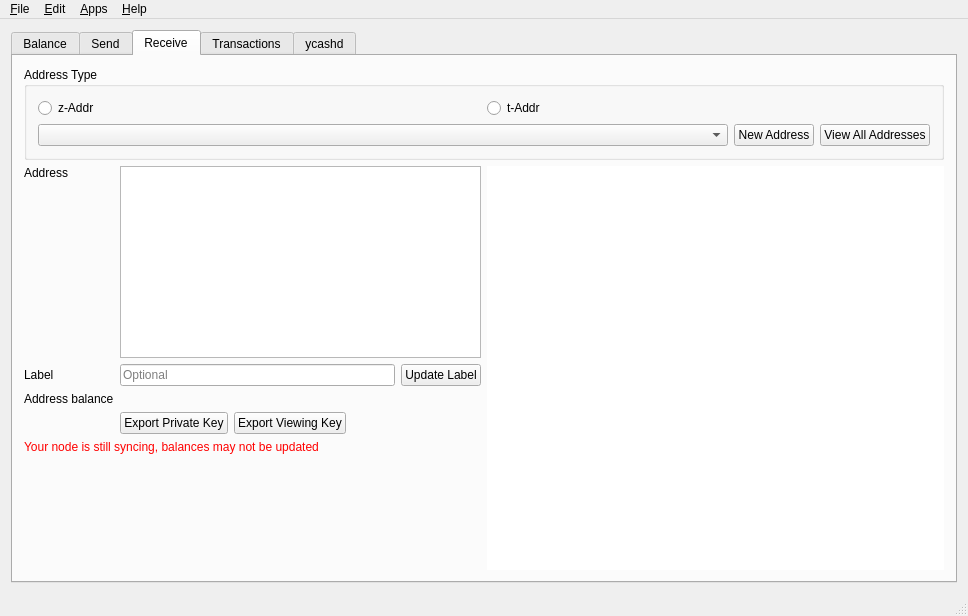
Above: src/mainwindow.ui from ycashfoundation/yecwallet before the change. Below: the same form after it.
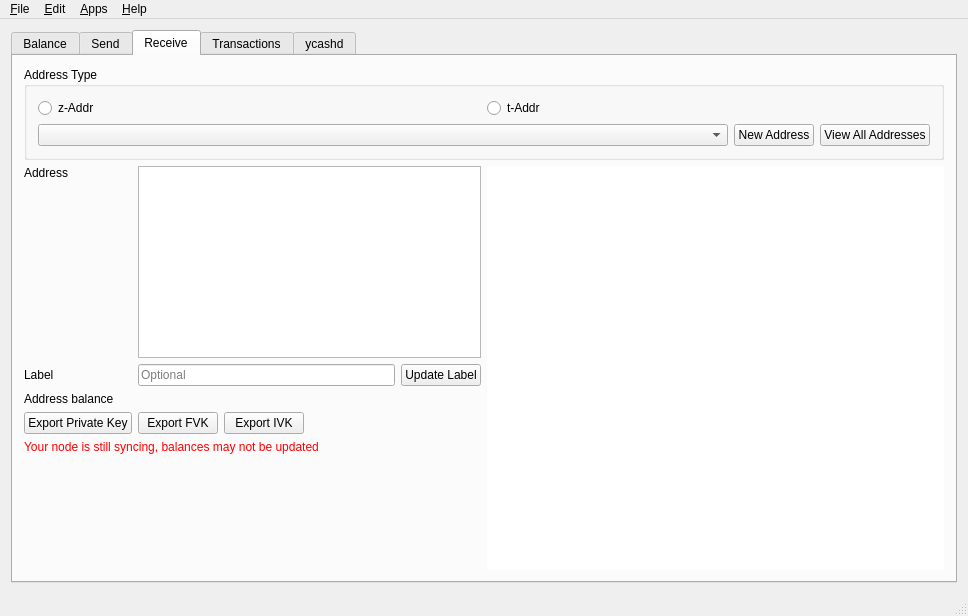
That is the form after the change. Icons and pictures are not drawn. Custom widgets are drawn as their Qt base class.

Commit message: FVK/IVK import/export

The edit to the form file:
```diff
--- a/src/mainwindow.ui
+++ b/src/mainwindow.ui
@@ -805,17 +805,17 @@
                 </item>
                 <item row="3" column="1" colspan="2">
                  <layout class="QHBoxLayout" name="horizontalLayout_16">
-                  <item>
-                   <widget class="QPushButton" name="exportKey">
-                    <property name="text">
-                     <string>Export Private Key</string>
-                    </property>
-                   </widget>
-                  </item>
                   <item>
                    <widget class="QPushButton" name="exportViewKey">
                     <property name="text">
-                     <string>Export Viewing Key</string>
+                     <string>Export FVK</string>
+                    </property>
+                   </widget>
+                  </item>
+                  <item>
+                   <widget class="QPushButton" name="pb_export_ivk">
+                    <property name="text">
+                     <string>Export IVK</string>
                     </property>
                    </widget>
                   </item>
@@ -844,6 +844,13 @@
                   </property>
                  </widget>
                 </item>
+                <item row="3" column="0">
+                 <widget class="QPushButton" name="exportKey">
+                  <property name="text">
+                   <string>Export Private Key</string>
+                  </property>
+                 </widget>
+                </item>
                </layout>
               </item>
               <item>
```
Left out of the diff: 20 changed lines with no effect on the pictures. The commit also changes 5 other files.
